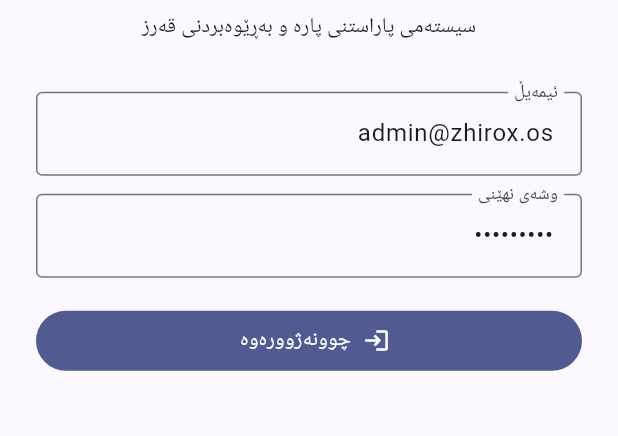
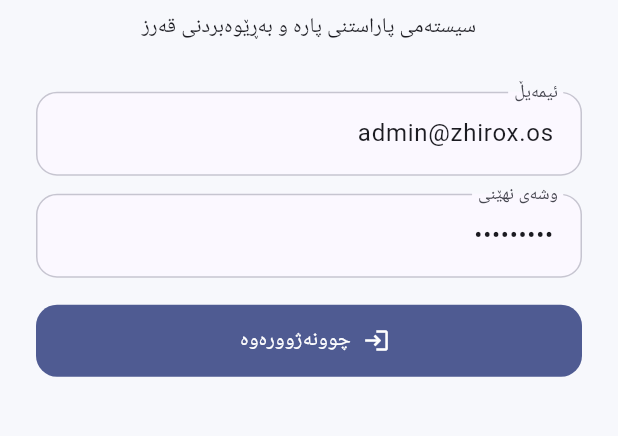
Before and after one commit to arambarzani07/ZhiroxDebtOs, a Flutter app: the screen it shows after launch, on a phone screen of 412 x 824 dp, the part 521-957 px from its top. Run offline on Flutter 3.47's test engine with Material 3 defaults, Android fonts, the phone set to English and light mode, and no system bars; our stand-ins replace shared_preferences.

Commit message:
Apply app theme and final product name

```diff
--- a/lib/main.dart
+++ b/lib/main.dart
@@ -1,8 +1,10 @@
 import 'package:flutter/material.dart';
 
 import 'app/app_root.dart';
+import 'core/theme/app_theme.dart';
 
 void main() {
+  WidgetsFlutterBinding.ensureInitialized();
   runApp(const ZhiroxDebtApp());
 }
 
@@ -13,11 +15,8 @@ class ZhiroxDebtApp extends StatelessWidget {
   Widget build(BuildContext context) {
     return MaterialApp(
       debugShowCheckedModeBanner: false,
-      title: 'Zhirox Debt Intelligence OS',
-      theme: ThemeData(
-        useMaterial3: true,
-        colorSchemeSeed: Colors.indigo,
-      ),
+      title: 'Zhirox AI Debt',
+      theme: AppTheme.light(),
       builder: (context, child) {
         return Directionality(
           textDirection: TextDirection.rtl,
```
